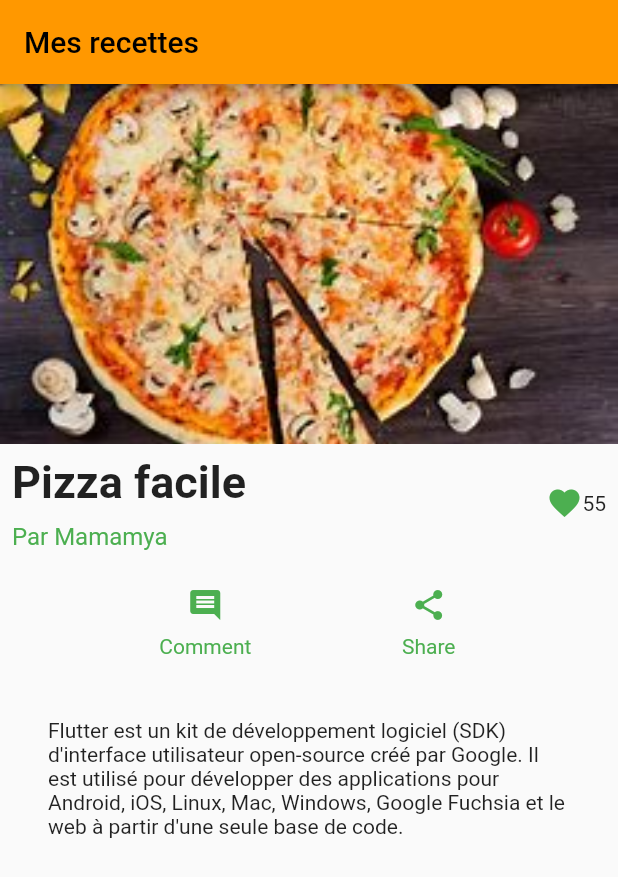
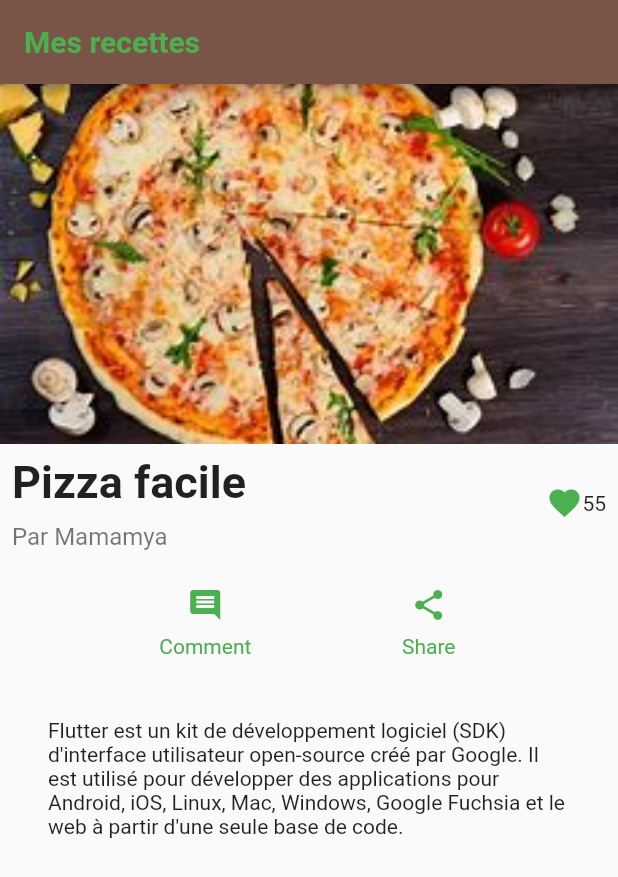
Before and after one commit to syllabak/untitled, a Flutter app: the screen it shows after launch, on a phone screen of 412 x 824 dp. Shown: the top 877 px of the screen. Run offline on Flutter 3.47's test engine with Material 2 defaults, Android fonts, the phone set to English and light mode, and no system bars.

Commit message:
Correction column en ListView

```diff
--- a/lib/main.dart
+++ b/lib/main.dart
@@ -28,7 +28,8 @@ class MyApp extends StatelessWidget {
                           TextStyle(fontWeight: FontWeight.bold, fontSize: 30)),
                 ),
                 Text("Par Mamamya",
-                    style: TextStyle(color: Colors.green[500], fontSize: 16))
+                    style: TextStyle(color: Colors.black54, fontSize: 16)
+                )
               ],
             )),
             Icon(Icons.favorite, color: Colors.green),
@@ -62,15 +63,20 @@ class MyApp extends StatelessWidget {
         // or simply save your changes to "hot reload" in a Flutter IDE).
         // Notice that the counter didn't reset back to zero; the application
         // is not restarted.
-        primarySwatch: Colors.orange,
+        primarySwatch: Colors.brown,
       ),
       home: Scaffold(
           appBar: AppBar(
             // Here we take the value from the MyHomePage object that was created by
             // the App.build method, and use it to set our appbar title.
-            title: Text("Mes recettes"),
+            title: Text("Mes recettes",
+              style: TextStyle(
+                  fontWeight: FontWeight.bold,
+                  color: Colors.green),
+
+            ),
           ),
-          body: Column(children: [
+          body: ListView(children: [
             Image.asset(
               'images/pizza.png',
               width: 600,
@@ -98,7 +104,8 @@ Column _builButtonColum(Color color, IconData icon, String label) {
             fontSize: 14,
             fontWeight: FontWeight.w400,
             color: color,
-          ))
+          )),
+
     ],
   );
 }
```
